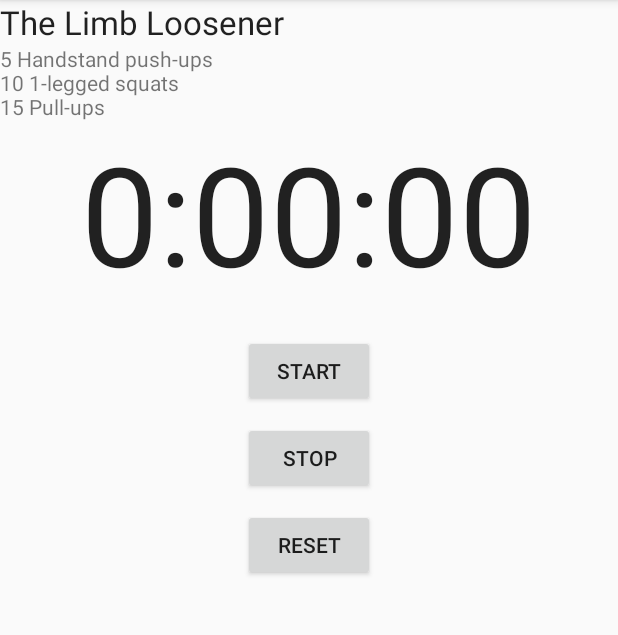
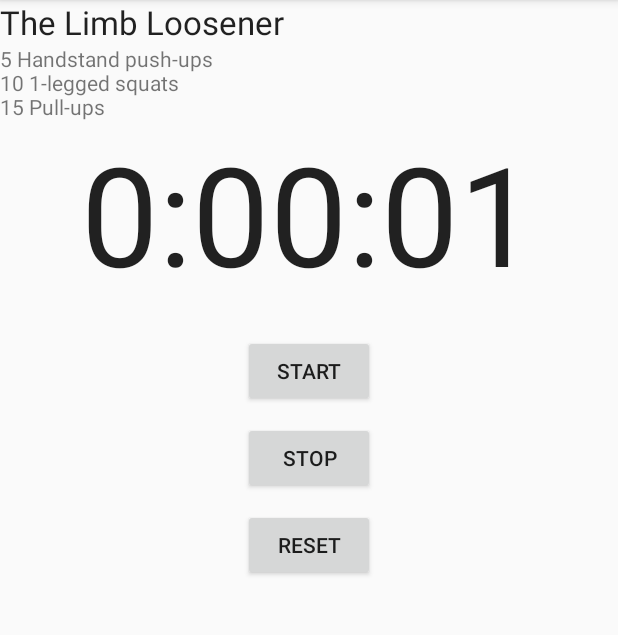
Before and after one commit to VizShaT/Workout, an Android app: the fragment WorkoutDetailFragment shown on its own in the app's theme, after a tap on "START", on a phone screen of 412 x 824 dp, the part 84-719 px from its top. Run offline under Robolectric (Android 15) with nearby library versions, the phone set to English and light mode, and no system bars.

Commit message:
Working Nested stopwatch

```diff
--- a/app/src/main/java/kikit/workout/StopwatchFragment.java
+++ b/app/src/main/java/kikit/workout/StopwatchFragment.java
@@ -7,9 +7,10 @@ import android.os.Handler;
 import android.view.LayoutInflater;
 import android.view.View;
 import android.view.ViewGroup;
+import android.widget.Button;
 import android.widget.TextView;
 
-public class StopwatchFragment extends Fragment {
+public class StopwatchFragment extends Fragment implements View.OnClickListener{
     private int seconds = 0;
     private boolean running;
     private boolean wasRunning;
@@ -36,7 +37,27 @@ public class StopwatchFragment extends Fragment {
         // Inflate the layout for this fragment
         View layout = inflater.inflate(R.layout.fragment_stopwatch, container, false);
         runTimer(layout);
+        Button startButton = (Button)layout.findViewById(R.id.start_button);
+        startButton.setOnClickListener(this);
+        Button stopButton = (Button)layout.findViewById(R.id.stop_button);
+        stopButton.setOnClickListener(this);
+        Button resetButton = (Button)layout.findViewById(R.id.reset_button);
+        resetButton.setOnClickListener(this);
         return layout;
+    }
+    @Override
+    public void onClick(View v){
+        switch (v.getId()){
+            case R.id.start_button:
+                onClickStart(v);
+                break;
+            case R.id.stop_button:
+                onClickStop(v);
+                break;
+            case R.id.reset_button:
+                onClickReset(v);
+                break;
+        }
     }
 
     @Override
--- a/app/src/main/java/kikit/workout/WorkoutDetailFragment.java
+++ b/app/src/main/java/kikit/workout/WorkoutDetailFragment.java
@@ -26,13 +26,14 @@ public class WorkoutDetailFragment extends Fragment {
         // Inflate the layout for this fragment
         if(savedInstanceState != null){
             workoutId = savedInstanceState.getLong("workoutId");
+        }else{
+            FragmentTransaction ft = getChildFragmentManager().beginTransaction();
+            StopwatchFragment stopwatchFragment = new StopwatchFragment();
+            ft.replace(R.id.stopwatch_container, stopwatchFragment);
+            ft.addToBackStack(null);
+            ft.setTransition(FragmentTransaction.TRANSIT_FRAGMENT_FADE);
+            ft.commit();
         }
-        FragmentTransaction ft = getChildFragmentManager().beginTransaction();
-        StopwatchFragment stopwatchFragment = new StopwatchFragment();
-        ft.replace(R.id.stopwatch_container, stopwatchFragment);
-        ft.addToBackStack(null);
-        ft.setTransition(FragmentTransaction.TRANSIT_FRAGMENT_FADE);
-        ft.commit();
         return inflater.inflate(R.layout.fragment_workout_detail, container, false);
     }
     @Override
--- a/app/src/main/res/layout/fragment_stopwatch.xml
+++ b/app/src/main/res/layout/fragment_stopwatch.xml
@@ -12,7 +12,7 @@
         android:layout_centerHorizontal="true"
         android:layout_marginTop="0dp"
         android:text=""
-        android:textAppearance="?android:attr/textAppearanceLarge"
+        android:textAppearance="?android:attr/textAppearance"
         android:textSize="92sp" />
     <Button
         android:id="@+id/start_button"
@@ -21,7 +21,6 @@
         android:layout_below="@+id/time_view"
         android:layout_centerHorizontal="true"
         android:layout_marginTop="20dp"
-        android:onClick="onClickStart"
         android:text="@string/start" />
     <Button
         android:id="@+id/stop_button"
@@ -30,7 +29,6 @@
         android:layout_below="@+id/start_button"
         android:layout_centerHorizontal="true"
         android:layout_marginTop="10dp"
-        android:onClick="onClickStop"
         android:text="@string/stop" />
     <Button
         android:id="@+id/reset_button"
@@ -39,6 +37,5 @@
         android:layout_below="@+id/stop_button"
         android:layout_centerHorizontal="true"
         android:layout_marginTop="10dp"
-        android:onClick="onClickReset"
         android:text="@string/reset" />
 </RelativeLayout>
```
